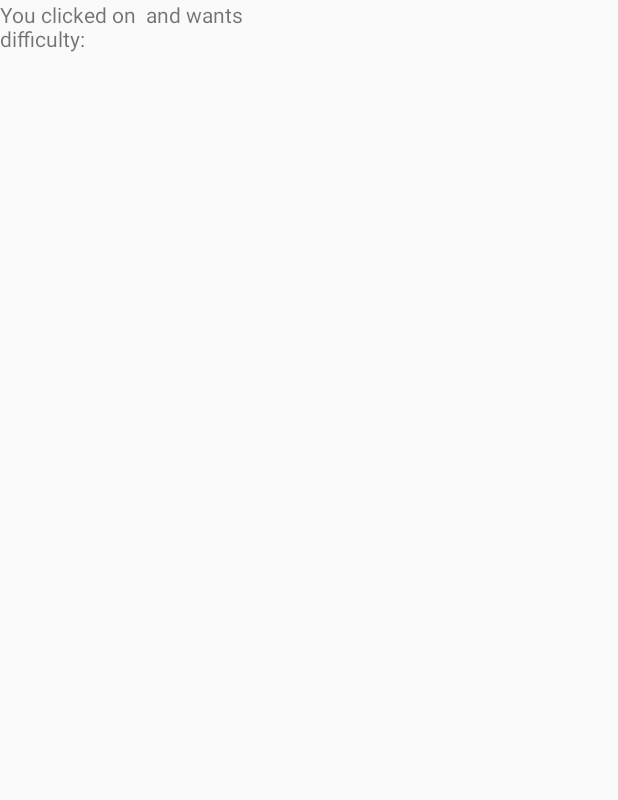
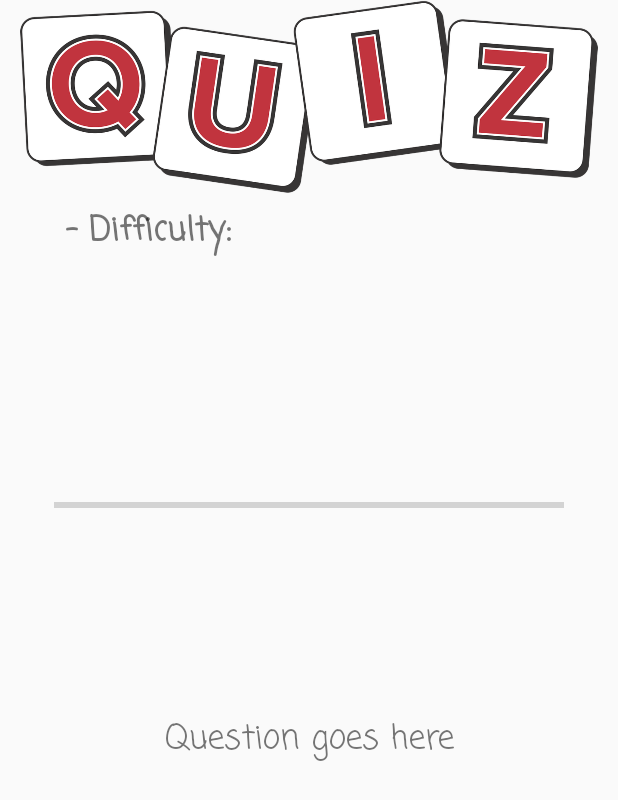
Before and after one commit to bad-gal/Quiz, an Android app: the DetailActivity screen opened directly, with no data from a screen before it, on a phone screen of 412 x 824 dp. Before the commit the part shown is almost empty. Shown: the top 800 px of the screen. Run offline under Robolectric (Android 15) with nearby library versions, the phone set to English and light mode, and no system bars; 5 statements that could not run were skipped.

Commit message:
Start displaying questions
Add styling to elements within activity_detail layout

When player chooses there difficulty rate and their category
they now are presented with a screen that displays the first
question and the radio options of possible answers

```diff
--- a/app/src/main/java/com/developments/knowledgehut/quiz/detailActivity.kt
+++ b/app/src/main/java/com/developments/knowledgehut/quiz/detailActivity.kt
@@ -1,7 +1,11 @@
 package com.developments.knowledgehut.quiz
 
+import android.content.Intent
+import android.graphics.Typeface
 import android.os.Bundle
 import android.support.v7.app.AppCompatActivity
+import android.text.method.ScrollingMovementMethod
+import android.widget.RadioButton
 import kotlinx.android.synthetic.main.activity_detail.*
 
 class DetailActivity: AppCompatActivity() {
@@ -9,18 +13,48 @@ class DetailActivity: AppCompatActivity() {
         super.onCreate(savedInstanceState)
         setContentView(R.layout.activity_detail)
 
-        var text = ""
-        var level = ""
+        var userAnswers = mutableListOf<String>()
+        val buttonlist = mutableListOf<RadioButton>()
+
         intent = this.intent
-        if (intent.hasExtra("category")) {
-            text = intent.getStringExtra("category")
-            val dbHelper = DatabaseHandler(this, null, null, 1)
+
+        val text = getIntentData(intent, "category")
+        val level = getIntentData(intent, "difficulty")
+        val questions = getIntentData(intent, "questions") as List<String>
+        val answers = getIntentData(intent, "answers") as List<String>
+        val choices = getIntentData(intent, "choices") as Array<List<String>>
+
+        tv_header.text = "$text - Difficulty: $level"
+        tv_question.movementMethod = ScrollingMovementMethod()
+        tv_question.text = questions[0]
+
+        setRadioButtons(buttonlist, choices[0])
+
+        rg_choices.setOnCheckedChangeListener { group, checkedId ->
+            val radioButton = group.findViewById<RadioButton>(checkedId)
+            userAnswers.add(radioButton.tag.toString())
+
+            tv_question.text = questions[1] //display next question
+            rg_choices.removeAllViews()
+            setRadioButtons(buttonlist, choices[1])
         }
+    }
 
-        if (intent.hasExtra("difficulty")) {
-            level = intent.getStringExtra("difficulty")
+    private fun getIntentData(intent: Intent, name: String): Any {
+        return if (intent.hasExtra(name)) {
+            intent.extras.get(name)
+        } else ""
+    }
+
+    private fun setRadioButtons(radioButtonArray: MutableList<RadioButton>, choice: List<String>) {
+        for (i in 0 until choice.size) {
+            val radioButton = RadioButton(this)
+            radioButton.typeface = Typeface.create("casual", Typeface.NORMAL)
+            radioButton.id = i
+            radioButton.text = choice[i]
+            radioButton.tag = choice[i]
+            radioButtonArray.add(radioButton)
+            rg_choices.addView(radioButton)
         }
-
-        tv_header.text = "You clicked on $text and wants difficulty: $level"
     }
 }
--- a/app/src/main/res/layout/activity_detail.xml
+++ b/app/src/main/res/layout/activity_detail.xml
@@ -1,14 +1,79 @@
 <?xml version="1.0" encoding="utf-8"?>
-<android.support.constraint.ConstraintLayout
-    xmlns:android="http://schemas.android.com/apk/res/android"
+<android.support.constraint.ConstraintLayout xmlns:android="http://schemas.android.com/apk/res/android"
+    xmlns:app="http://schemas.android.com/apk/res-auto"
     xmlns:tools="http://schemas.android.com/tools"
+    android:id="@+id/cl_detail"
     android:layout_width="match_parent"
     android:layout_height="match_parent">
 
     <TextView
         android:id="@+id/tv_header"
-        android:layout_width="215dp"
-        android:layout_height="81dp"
-        tools:layout_editor_absoluteX="85dp"
-        tools:layout_editor_absoluteY="55dp" />
+        android:layout_width="340dp"
+        android:layout_height="60dp"
+        android:layout_marginEnd="8dp"
+        android:layout_marginStart="8dp"
+        android:layout_marginTop="8dp"
+        android:fontFamily="casual"
+        android:text="@string/topics"
+        android:textSize="22sp"
+        android:textStyle="bold"
+        app:layout_constraintEnd_toEndOf="parent"
+        app:layout_constraintStart_toStartOf="parent"
+        app:layout_constraintTop_toBottomOf="@+id/imageView" />
+
+    <ImageView
+        android:id="@+id/imageView"
+        android:layout_width="wrap_content"
+        android:layout_height="129dp"
+        android:layout_marginEnd="8dp"
+        android:layout_marginRight="8dp"
+        android:contentDescription="@string/main_graphic"
+        app:layout_constraintEnd_toEndOf="parent"
+        app:layout_constraintHorizontal_bias="0.0"
+        app:layout_constraintStart_toStartOf="parent"
+        app:layout_constraintTop_toTopOf="parent"
+        app:srcCompat="@drawable/quiz_letters_red" />
+
+    <ProgressBar
+        android:id="@+id/progressBar2"
+        style="?android:attr/progressBarStyleHorizontal"
+        android:layout_width="340dp"
+        android:layout_height="22dp"
+        android:layout_marginBottom="8dp"
+        android:layout_marginEnd="8dp"
+        android:layout_marginStart="8dp"
+        android:layout_marginTop="8dp"
+        app:layout_constraintBottom_toTopOf="@+id/tv_question"
+        app:layout_constraintEnd_toEndOf="parent"
+        app:layout_constraintStart_toStartOf="parent"
+        app:layout_constraintTop_toBottomOf="@+id/tv_header" />
+
+    <TextView
+        android:id="@+id/tv_question"
+        android:layout_width="340dp"
+        android:layout_height="100dp"
+        android:layout_marginBottom="8dp"
+        android:layout_marginEnd="8dp"
+        android:layout_marginStart="8dp"
+        android:fontFamily="casual"
+        android:text="@string/question"
+        android:textAlignment="center"
+        android:textSize="22sp"
+        android:scrollbars="vertical"
+        app:layout_constraintBottom_toTopOf="@+id/rg_choices"
+        app:layout_constraintEnd_toEndOf="parent"
+        app:layout_constraintStart_toStartOf="parent" />
+
+    <RadioGroup
+        android:id="@+id/rg_choices"
+        android:layout_width="340dp"
+        android:layout_height="216dp"
+        android:layout_marginBottom="24dp"
+        android:layout_marginEnd="8dp"
+        android:layout_marginStart="8dp"
+        app:layout_constraintBottom_toBottomOf="parent"
+        app:layout_constraintEnd_toEndOf="parent"
+        app:layout_constraintStart_toStartOf="parent" />
+
+
 </android.support.constraint.ConstraintLayout>
--- a/app/src/main/res/layout/activity_main.xml
+++ b/app/src/main/res/layout/activity_main.xml
@@ -11,7 +11,8 @@
         android:layout_width="wrap_content"
         android:layout_height="wrap_content"
         android:adjustViewBounds="true"
-        android:src="@drawable/quiz_letters_red" android:contentDescription="@string/main_graphic" />
+        android:src="@drawable/quiz_letters_red"
+        android:contentDescription="@string/main_graphic" />
 
     <TextView
         android:id="@+id/tv_title"
@@ -35,6 +36,7 @@
             android:layout_width="wrap_content"
             android:layout_height="wrap_content"
             android:layout_weight="1"
+            android:fontFamily="casual"
             android:text="@string/rb_easy" />
 
         <RadioButton
@@ -42,6 +44,7 @@
             android:layout_width="wrap_content"
             android:layout_height="wrap_content"
             android:layout_weight="1"
+            android:fontFamily="casual"
             android:text="@string/rb_medium" />
 
         <RadioButton
@@ -49,6 +52,7 @@
             android:layout_width="wrap_content"
             android:layout_height="wrap_content"
             android:layout_weight="1"
+            android:fontFamily="casual"
             android:text="@string/rb_hard" />
 
     </RadioGroup>
--- a/app/src/main/res/values/strings.xml
+++ b/app/src/main/res/values/strings.xml
@@ -5,4 +5,6 @@
     <string name="rb_easy">Easy</string>
     <string name="rb_medium">Medium</string>
     <string name="rb_hard">Hard</string>
+    <string name="question">Question goes here</string>
+    <string name="index">Index</string>
 </resources>
```
Also changed, not shown: app/src/main/java/com/developments/knowledgehut/quiz/MainActivity.kt (+22 -6 lines).
